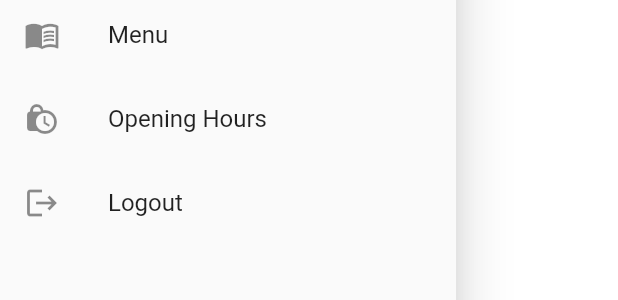
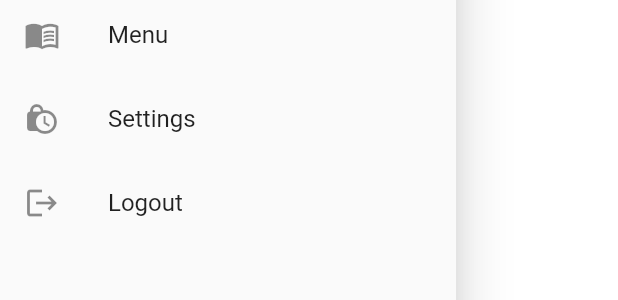
Before and after one commit to melvinjariwala/food_delivery_backend, a Flutter app: the CustomDrawer widget shown alone on an empty page, opened directly, on a phone screen of 412 x 824 dp. Shown: the part 175-475 px from the top of the screen. Run offline on Flutter 3.47's test engine with Material 2 defaults, Android fonts, the phone set to English and light mode, and no system bars; our stand-ins replace bloc, equatable, flutter_bloc; network calls fail; Roboto replaces fonts that are missing (Futura).

Commit message:
Settings Bloc

```diff
--- a/lib/blocs/product/product_bloc.dart
+++ b/lib/blocs/product/product_bloc.dart
@@ -1,3 +1,5 @@
+// ignore_for_file: avoid_print
+
 import 'dart:async';
 
 import 'package:bloc/bloc.dart';
--- /dev/null
+++ b/lib/blocs/settings/settings_bloc.dart
@@ -0,0 +1,44 @@
+import 'dart:async';
+
+import 'package:bloc/bloc.dart';
+import 'package:equatable/equatable.dart';
+import 'package:food_delivery_backend/models/opening_hours_model.dart';
+import 'package:food_delivery_backend/models/restaurant_model.dart';
+
+part 'settings_event.dart';
+part 'settings_state.dart';
+
+class SettingsBloc extends Bloc<SettingsEvent, SettingsState> {
+  SettingsBloc() : super(SettingsLoading()) {
+    on<LoadSettings>(loadSettings);
+    on<UpdateSettings>(updateSettings);
+    on<UpdateOpeningHours>(updateOpeningHours);
+  }
+
+  FutureOr<void> loadSettings(
+      LoadSettings event, Emitter<SettingsState> emit) async {
+    await Future<void>.delayed(const Duration(seconds: 1));
+    emit(SettingsLoaded(event.restaurant));
+  }
+
+  FutureOr<void> updateSettings(
+      UpdateSettings event, Emitter<SettingsState> emit) {
+    emit(SettingsLoaded(event.restaurant));
+  }
+
+  FutureOr<void> updateOpeningHours(
+      UpdateOpeningHours event, Emitter<SettingsState> emit) {
+    final state = this.state;
+    if (state is SettingsLoaded) {
+      final List<OpeningHours> openingHoursList =
+          state.restaurant.openingHours!.map((openingHours) {
+        return (openingHours.id == event.openingHours.id)
+            ? event.openingHours
+            : openingHours;
+      }).toList();
+
+      emit(SettingsLoaded(
+          state.restaurant.copyWith(openingHours: openingHoursList)));
+    }
+  }
+}
--- /dev/null
+++ b/lib/blocs/settings/settings_event.dart
@@ -0,0 +1,35 @@
+part of 'settings_bloc.dart';
+
+abstract class SettingsEvent extends Equatable {
+  const SettingsEvent();
+
+  @override
+  List<Object> get props => [];
+}
+
+class LoadSettings extends SettingsEvent {
+  final Restaurant restaurant;
+
+  const LoadSettings({required this.restaurant});
+
+  @override
+  List<Object> get props => [restaurant];
+}
+
+class UpdateSettings extends SettingsEvent {
+  final Restaurant restaurant;
+
+  const UpdateSettings({required this.restaurant});
+
+  @override
+  List<Object> get props => [restaurant];
+}
+
+class UpdateOpeningHours extends SettingsEvent {
+  final OpeningHours openingHours;
+
+  const UpdateOpeningHours({required this.openingHours});
+
+  @override
+  List<Object> get props => [openingHours];
+}
--- /dev/null
+++ b/lib/blocs/settings/settings_state.dart
@@ -0,0 +1,19 @@
+part of 'settings_bloc.dart';
+
+abstract class SettingsState extends Equatable {
+  const SettingsState();
+
+  @override
+  List<Object> get props => [];
+}
+
+class SettingsLoading extends SettingsState {}
+
+class SettingsLoaded extends SettingsState {
+  final Restaurant restaurant;
+
+  const SettingsLoaded(this.restaurant);
+
+  @override
+  List<Object> get props => [restaurant];
+}
--- a/lib/config/app_router.dart
+++ b/lib/config/app_router.dart
@@ -2,6 +2,7 @@
 
 import 'package:flutter/material.dart';
 import 'package:food_delivery_backend/screens/menu.dart';
+import 'package:food_delivery_backend/screens/settings.dart';
 
 class AppRouter {
   static Route onGenerateRoute(RouteSettings settings) {
@@ -11,6 +12,8 @@ class AppRouter {
         return MenuScreen.route();
       case MenuScreen.routeName:
         return MenuScreen.route();
+      case SettingsScreen.routeName:
+        return SettingsScreen.route();
       default:
         return _errorRoute();
     }
--- /dev/null
+++ b/lib/models/opening_hours_model.dart
@@ -0,0 +1,88 @@
+// ignore_for_file: public_member_api_docs, sort_constructors_first
+import 'package:equatable/equatable.dart';
+
+class OpeningHours extends Equatable {
+  final String id;
+  final String day;
+  final double openAt;
+  final double closeAt;
+  final bool isOpen;
+
+  const OpeningHours(
+      {required this.id,
+      required this.day,
+      required this.openAt,
+      required this.closeAt,
+      required this.isOpen});
+
+  OpeningHours copyWith({
+    String? id,
+    String? day,
+    double? openAt,
+    double? closeAt,
+    bool? isOpen,
+  }) {
+    return OpeningHours(
+      id: id ?? this.id,
+      day: day ?? this.day,
+      openAt: openAt ?? this.openAt,
+      closeAt: closeAt ?? this.closeAt,
+      isOpen: isOpen ?? this.isOpen,
+    );
+  }
+
+  @override
+  List<Object?> get props => [id, day, openAt, closeAt, isOpen];
+
+  static List<OpeningHours> openingHoursList = const [
+    OpeningHours(
+      id: '1',
+      day: 'Monday',
+      openAt: 0,
+      closeAt: 24,
+      isOpen: false,
+    ),
+    OpeningHours(
+      id: '2',
+      day: 'Tuesday',
+      openAt: 0,
+      closeAt: 24,
+      isOpen: true,
+    ),
+    OpeningHours(
+      id: '3',
+      day: 'Wednesday',
+      openAt: 0,
+      closeAt: 24,
+      isOpen: true,
+    ),
+    OpeningHours(
+      id: '4',
+      day: 'Thursday',
+      openAt: 0,
+      closeAt: 24,
+      isOpen: true,
+    ),
+    OpeningHours(
+      id: '5',
+      day: 'Friday',
+      openAt: 0,
+      closeAt: 24,
+      isOpen: true,
+    ),
+    OpeningHours(
+      id: '6',
+      day: 'Saturday',
+      openAt: 0,
+      closeAt: 24,
+      isOpen: true,
+    ),
+    OpeningHours(
+      id: '7',
+      day: 'Sunday',
+      openAt: 0,
+      closeAt: 24,
+      isOpen: true,
+    ),
+  ];
+}
--- /dev/null
+++ b/lib/models/restaurant_model.dart
@@ -0,0 +1,67 @@
+// ignore_for_file: public_member_api_docs, sort_constructors_first
+import 'package:equatable/equatable.dart';
+
+import 'package:food_delivery_backend/models/category_model.dart';
+import 'package:food_delivery_backend/models/opening_hours_model.dart';
+import 'package:food_delivery_backend/models/product_model.dart';
+
+class Restaurant extends Equatable {
+  final String? id;
+  final String? name;
+  final String? imgUrl;
+  final String? description;
+  final List<String>? tags;
+  final List<Category>? categories;
+  final List<Product>? products;
+  final List<OpeningHours>? openingHours;
+
+  const Restaurant(
+      {this.id,
+      this.name,
+      this.imgUrl,
+      this.description,
+      this.tags,
+      this.categories,
+      this.products,
+      this.openingHours});
+
+  @override
+  List<Object?> get props =>
+      [id, name, imgUrl, description, tags, categories, products, openingHours];
+
+  Restaurant copyWith({
+    String? id,
+    String? name,
+    String? imgUrl,
+    String? description,
+    List<String>? tags,
+    List<Category>? categories,
+    List<Product>? products,
+    List<OpeningHours>? openingHours,
+  }) {
+    return Restaurant(
+      id: id ?? this.id,
+      name: name ?? this.name,
+      imgUrl: imgUrl ?? this.imgUrl,
+      description: description ?? this.description,
+      tags: tags ?? this.tags,
+      categories: categories ?? this.categories,
+      products: products ?? this.products,
+      openingHours: openingHours ?? this.openingHours,
+    );
+  }
+
+  static List<Restaurant> restaurants = [
+    Restaurant(
+      id: '1',
+      name: 'Golden Ice Gelato Artigianale',
+      imgUrl:
+          'https://images.unsplash.com/photo-1479044769763-c28e05b5baa5?ixid=MnwxMjA3fDB8MHxwaG90by1wYWdlfHx8fGVufDB8fHx8&ixlib=rb-1.2.1&auto=format&fit=crop&w=1050&q=80',
+      description: 'This is the description.',
+      tags: const ['italian', 'desserts'],
+      categories: Category.categories,
+      products: Product.products,
+      openingHours: OpeningHours.openingHoursList,
+    ),
+  ];
+}
--- a/lib/widgets/custom_drawer.dart
+++ b/lib/widgets/custom_drawer.dart
@@ -13,8 +13,8 @@ class CustomDrawer extends StatelessWidget {
         'icon': const Icon(Icons.dashboard)
       },
       'Menu': {'routeName': '/menu', 'icon': const Icon(Icons.menu_book)},
-      'Opening Hours': {
-        'routeName': '/opening-hours',
+      'Settings': {
+        'routeName': '/settings',
         'icon': const Icon(Icons.lock_clock)
       },
       'Logout': {'routeName': '/logout', 'icon': const Icon(Icons.logout)}
--- a/pubspec.yaml
+++ b/pubspec.yaml
@@ -63,7 +63,7 @@ flutter:
 
   # To add assets to your application, add an assets section, like this:
   assets:
-    - images/
+    - assets/images/
   #   - images/a_dot_ham.jpeg
 
   # An image asset can refer to one or more resolution-specific "variants", see
```
Also changed, not shown: lib/main.dart (+8 -0 lines), lib/screens/menu.dart (+2 -6 lines), lib/screens/settings.dart (added, +25 -0 lines), lib/widgets/custom_layout.dart (added, +51 -0 lines), assets/images/avocado.png.
